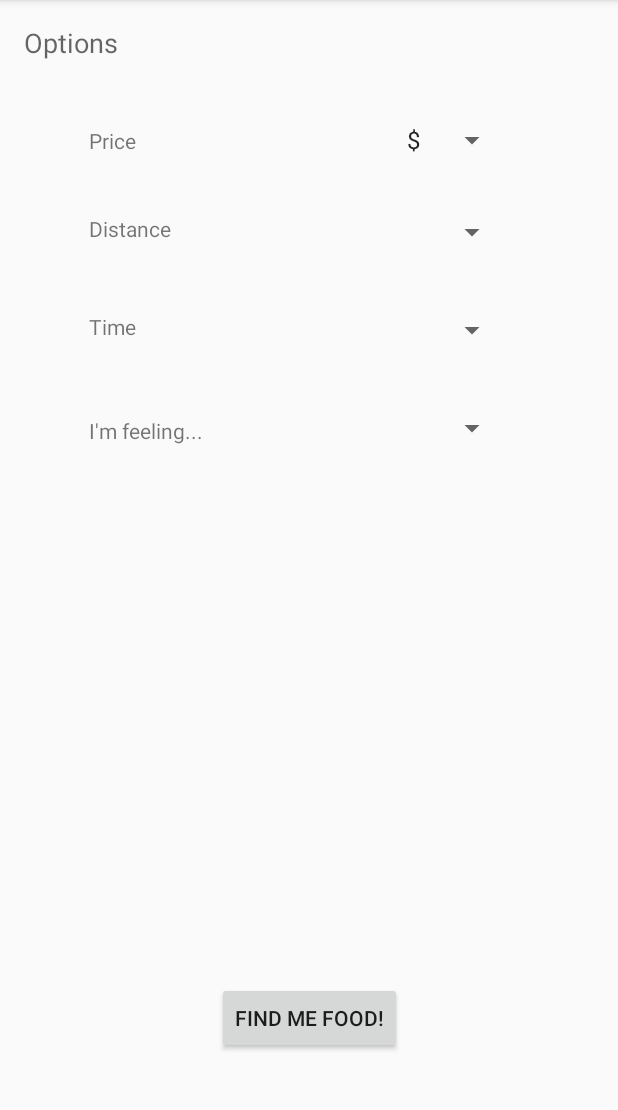
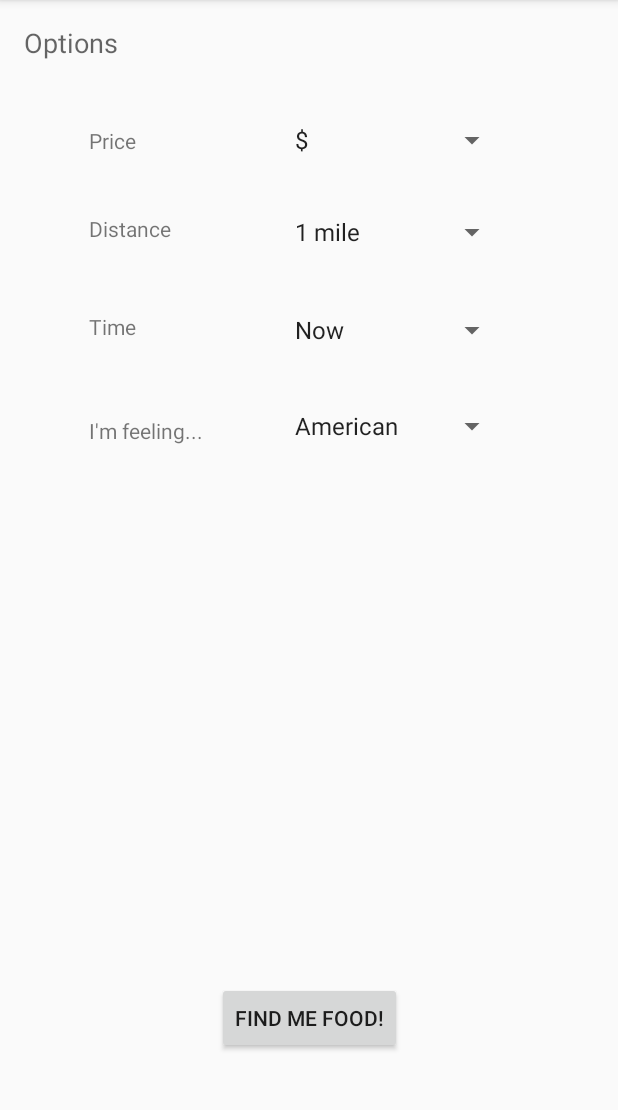
Before and after one commit to TerrenceHo/FoodRecommendation, an Android app: the Options screen opened directly, with no data from a screen before it, on a phone screen of 412 x 824 dp, the part 84-1194 px from its top. Run offline under Robolectric (Android 15) with nearby library versions, the phone set to English and light mode, and no system bars; network calls fail.

Commit message:
Fixed options layout

```diff
--- a/AndroidFrontEnd/FoodRecommendation/app/src/main/res/layout/activity_options.xml
+++ b/AndroidFrontEnd/FoodRecommendation/app/src/main/res/layout/activity_options.xml
@@ -46,11 +46,10 @@
 
     <Spinner
         android:id="@+id/priceSpinner"
-        android:layout_width="75dp"
+        android:layout_width="150dp"
         android:layout_height="wrap_content"
         android:layout_marginTop="81dp"
         app:layout_constraintLeft_toLeftOf="@+id/distanceSpinner"
-        app:layout_constraintRight_toRightOf="@+id/feelsSpinner"
         app:layout_constraintTop_toTopOf="parent"
         tools:layout_constraintLeft_creator="1"
         tools:layout_constraintRight_creator="1"
@@ -71,7 +70,7 @@
 
     <Spinner
         android:id="@+id/distanceSpinner"
-        android:layout_width="75dp"
+        android:layout_width="150dp"
         android:layout_height="wrap_content"
         android:layout_marginTop="37dp"
         app:layout_constraintHorizontal_bias="0.0"
@@ -106,7 +105,7 @@
 
     <Spinner
         android:id="@+id/timeSpinner"
-        android:layout_width="75dp"
+        android:layout_width="150dp"
         android:layout_height="wrap_content"
         android:layout_marginTop="41dp"
         app:layout_constraintLeft_toLeftOf="@+id/feelsSpinner"
@@ -129,15 +128,15 @@
 
     <Spinner
         android:id="@+id/feelsSpinner"
-        android:layout_width="75dp"
+        android:layout_width="150dp"
         android:layout_height="wrap_content"
         android:layout_marginEnd="73dp"
+        android:layout_marginTop="40dp"
+        app:layout_constraintTop_toBottomOf="@+id/timeSpinner"
+        tools:layout_constraintRight_creator="1"
         tools:layout_constraintTop_creator="1"
-        tools:layout_constraintRight_creator="1"
-        app:layout_constraintRight_toRightOf="parent"
-        android:layout_marginTop="41dp"
-        app:layout_constraintTop_toBottomOf="@+id/timeSpinner"
-        android:layout_marginRight="73dp" />
+        android:layout_marginRight="32dp"
+        app:layout_constraintRight_toRightOf="parent" />
 
     <Button
         android:id="@+id/findButton"
```
Also changed, not shown: 1 other file.
